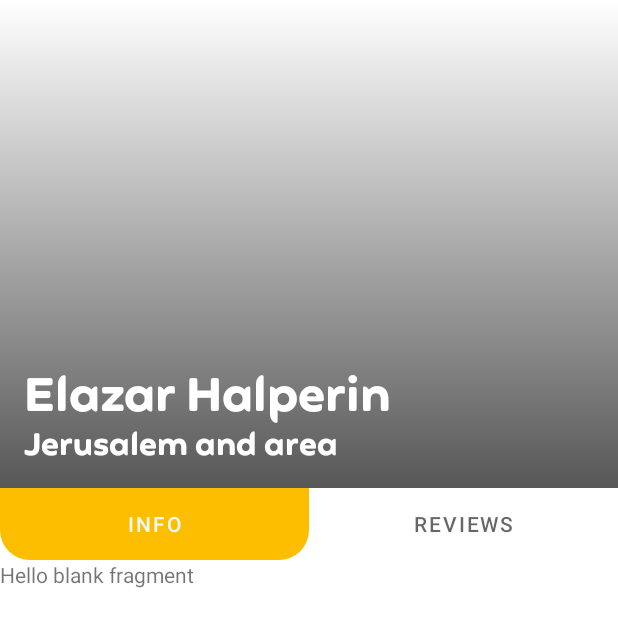
After one commit to Elazar-Halperin/Find-driving-teacher-application, an Android app: the TeacherProfileActivity screen opened directly, with no data from a screen before it, on a phone screen of 412 x 824 dp. The commit adds this screen. Shown: the top 627 px of the screen. Run offline under Robolectric (Android 15) with nearby library versions, the phone set to English and light mode, and no system bars; our stand-ins replace sdp/ssp sizes.

Commit message:
project is change

```diff
--- /dev/null
+++ b/app/src/main/java/com/elazarhalperin/fluentify/activities/TeacherProfileActivity.java
@@ -0,0 +1,60 @@
+package com.elazarhalperin.fluentify.activities;
+
+import androidx.appcompat.app.AppCompatActivity;
+import androidx.fragment.app.FragmentManager;
+import androidx.viewpager2.widget.ViewPager2;
+
+import android.os.Bundle;
+
+import com.elazarhalperin.fluentify.R;
+import com.elazarhalperin.fluentify.fragments.TeacherInfoFragment;
+import com.elazarhalperin.fluentify.helpers.TeachersFragmentAdapter;
+import com.google.android.material.tabs.TabLayout;
+
+public class TeacherProfileActivity extends AppCompatActivity {
+    TabLayout tabLayout;
+    ViewPager2 viewPager;
+    TeachersFragmentAdapter fragmentAdapter;
+
+    @Override
+    protected void onCreate(Bundle savedInstanceState) {
+        super.onCreate(savedInstanceState);
+        setContentView(R.layout.activity_teacher_profile);
+
+        tabLayout = findViewById(R.id.tabLayout );
+        viewPager = findViewById(R.id.viewPager);
+
+
+
+        FragmentManager fragmentManager = getSupportFragmentManager();
+        fragmentAdapter = new TeachersFragmentAdapter(fragmentManager, getLifecycle());
+        viewPager.setAdapter(fragmentAdapter);
+
+        tabLayout.addOnTabSelectedListener(new TabLayout.OnTabSelectedListener() {
+            @Override
+            public void onTabSelected(TabLayout.Tab tab) {
+                viewPager.setCurrentItem(tab.getPosition());
+            }
+
+            @Override
+            public void onTabUnselected(TabLayout.Tab tab) {
+
+            }
+
+            @Override
+            public void onTabReselected(TabLayout.Tab tab) {
+
+            }
+        });
+
+        viewPager.registerOnPageChangeCallback(new ViewPager2.OnPageChangeCallback() {
+            @Override
+            public void onPageSelected(int position) {
+                super.onPageSelected(position);
+                tabLayout.selectTab(tabLayout.getTabAt(position));
+            }
+        });
+
+
+    }
+}
--- /dev/null
+++ b/app/src/main/java/com/elazarhalperin/fluentify/fragments/TeacherInfoFragment.java
@@ -0,0 +1,66 @@
+package com.elazarhalperin.fluentify.fragments;
+
+import android.os.Bundle;
+
+import androidx.fragment.app.Fragment;
+
+import android.view.LayoutInflater;
+import android.view.View;
+import android.view.ViewGroup;
+
+import com.elazarhalperin.fluentify.R;
+
+/**
+ * A simple {@link Fragment} subclass.
+ * Use the {@link TeacherInfoFragment#newInstance} factory method to
+ * create an instance of this fragment.
+ */
+public class TeacherInfoFragment extends Fragment {
+
+    // TODO: Rename parameter arguments, choose names that match
+    // the fragment initialization parameters, e.g. ARG_ITEM_NUMBER
+    private static final String ARG_PARAM1 = "param1";
+    private static final String ARG_PARAM2 = "param2";
+
+    // TODO: Rename and change types of parameters
+    private String mParam1;
+    private String mParam2;
+
+    public TeacherInfoFragment() {
+        // Required empty public constructor
+    }
+
+    /**
+     * Use this factory method to create a new instance of
+     * this fragment using the provided parameters.
+     *
+     * @param param1 Parameter 1.
+     * @param param2 Parameter 2.
+     * @return A new instance of fragment TeacherInfoFragment.
+     */
+    // TODO: Rename and change types and number of parameters
+    public static TeacherInfoFragment newInstance(String param1, String param2) {
+        TeacherInfoFragment fragment = new TeacherInfoFragment();
+        Bundle args = new Bundle();
+        args.putString(ARG_PARAM1, param1);
+        args.putString(ARG_PARAM2, param2);
+        fragment.setArguments(args);
+        return fragment;
+    }
+
+    @Override
+    public void onCreate(Bundle savedInstanceState) {
+        super.onCreate(savedInstanceState);
+        if (getArguments() != null) {
+            mParam1 = getArguments().getString(ARG_PARAM1);
+            mParam2 = getArguments().getString(ARG_PARAM2);
+        }
+    }
+
+    @Override
+    public View onCreateView(LayoutInflater inflater, ViewGroup container,
+                             Bundle savedInstanceState) {
+        // Inflate the layout for this fragment
+        return inflater.inflate(R.layout.fragment_teacher_info, container, false);
+    }
+}
--- /dev/null
+++ b/app/src/main/java/com/elazarhalperin/fluentify/helpers/TeachersFragmentAdapter.java
@@ -0,0 +1,30 @@
+package com.elazarhalperin.fluentify.helpers;
+
+import androidx.annotation.NonNull;
+import androidx.fragment.app.Fragment;
+import androidx.fragment.app.FragmentManager;
+import androidx.lifecycle.Lifecycle;
+import androidx.viewpager2.adapter.FragmentStateAdapter;
+
+import com.elazarhalperin.fluentify.fragments.TeacherInfoFragment;
+import com.elazarhalperin.fluentify.fragments.TeacherReviewsFragment;
+
+public class TeachersFragmentAdapter extends FragmentStateAdapter {
+    public TeachersFragmentAdapter(@NonNull FragmentManager fragmentManager, @NonNull Lifecycle lifecycle) {
+        super(fragmentManager, lifecycle);
+    }
+
+    @NonNull
+    @Override
+    public Fragment createFragment(int position) {
+        if(position == 1)
+            return new TeacherReviewsFragment();
+
+        return new TeacherInfoFragment();
+    }
+
+    @Override
+    public int getItemCount() {
+        return 2;
+    }
+}
--- /dev/null
+++ b/app/src/main/res/drawable/backgound.xml
@@ -0,0 +1,13 @@
+<?xml version="1.0" encoding="utf-8"?>
+<selector xmlns:android="http://schemas.android.com/apk/res/android">
+
+    <item>
+        <shape>
+            <gradient android:endColor="#A8000000" android:startColor="#00FFFFFF"
+               android:angle="270" />
+            <stroke android:color="#696969" />
+            <padding android:left="2dp" android:top="3dp" android:right="2dp"
+                android:bottom="3dp" />
+        </shape>
+    </item>
+</selector>
--- /dev/null
+++ b/app/src/main/res/drawable/tab_indicator.xml
@@ -0,0 +1,8 @@
+<?xml version="1.0" encoding="utf-8"?>
+<shape xmlns:android="http://schemas.android.com/apk/res/android"
+    android:shape="rectangle">
+    <solid android:color="@color/blue_color"/>
+    <corners android:bottomLeftRadius="20dp"
+        android:bottomRightRadius="20dp"/>
+
+</shape>
--- /dev/null
+++ b/app/src/main/res/layout/activity_teacher_profile.xml
@@ -0,0 +1,87 @@
+<?xml version="1.0" encoding="utf-8"?>
+<LinearLayout xmlns:android="http://schemas.android.com/apk/res/android"
+    xmlns:app="http://schemas.android.com/apk/res-auto"
+    xmlns:tools="http://schemas.android.com/tools"
+    android:layout_width="match_parent"
+    android:layout_height="match_parent"
+    android:orientation="vertical"
+    tools:context=".activities.TeacherProfileActivity">
+
+    <ScrollView
+        android:layout_width="match_parent"
+        android:layout_height="match_parent"
+        android:scrollbarSize="0dp">
+        <LinearLayout
+            android:layout_width="match_parent"
+            android:layout_height="wrap_content"
+            android:orientation="vertical">
+            <FrameLayout
+                android:layout_width="match_parent"
+                android:layout_height="@dimen/_250sdp">
+                <ImageView
+                    android:id="@+id/imageView2"
+                    android:layout_width="match_parent"
+                    android:layout_height="match_parent"
+                    android:scaleType="centerCrop"
+                    tools:srcCompat="@drawable/cat" />
+                <LinearLayout
+                    android:layout_width="match_parent"
+                    android:layout_height="match_parent"
+                    android:background="@drawable/backgound"
+                    android:padding="16dp"
+                    android:orientation="vertical"
+                    android:gravity="bottom"
+                    android:translationZ="10dp">
+                    <TextView
+                        android:id="@+id/tv_driverName"
+                        android:layout_width="match_parent"
+                        android:layout_height="wrap_content"
+                        android:text="Elazar Halperin"
+                        android:textColor="@color/white"
+                        android:fontFamily="@font/feather_bold"
+                        android:textSize="@dimen/_24ssp" />
+                    <TextView
+                        android:id="@+id/tv_workArea"
+                        android:layout_width="match_parent"
+                        android:layout_height="wrap_content"
+                        android:text="Jerusalem and area"
+                        android:textColor="@color/white"
+                        android:fontFamily="@font/feather_bold"
+                        android:textSize="@dimen/_16ssp" />
+                </LinearLayout>
+            </FrameLayout>
+
+            <com.google.android.material.tabs.TabLayout
+                android:id="@+id/tabLayout"
+                android:layout_width="match_parent"
+                android:layout_height="wrap_content"
+                app:tabMode="fixed"
+                app:tabGravity="fill"
+                app:tabIndicatorGravity="stretch"
+                app:tabSelectedTextColor="@color/background_white"
+                app:tabIndicatorAnimationMode="linear"
+                app:tabIndicatorColor="@color/orange_color"
+                app:tabIndicator="@drawable/tab_indicator">
+                <com.google.android.material.tabs.TabItem
+                    android:layout_width="wrap_content"
+                    android:layout_height="wrap_content"
+                    android:background="@color/orange_color"
+                    android:text="Info" />
+                <com.google.android.material.tabs.TabItem
+                android:layout_width="wrap_content"
+                android:layout_height="wrap_content"
+                android:background="@color/orange_color"
+                android:text="Reviews" />
+
+            </com.google.android.material.tabs.TabLayout>
+            <androidx.viewpager2.widget.ViewPager2
+                android:id="@+id/viewPager"
+                android:layout_width="match_parent"
+                android:layout_height="match_parent"/>
+        </LinearLayout>
+
+    </ScrollView>
+
+
+
+</LinearLayout>
--- /dev/null
+++ b/app/src/main/res/layout/fragment_teacher_info.xml
@@ -0,0 +1,14 @@
+<?xml version="1.0" encoding="utf-8"?>
+<FrameLayout xmlns:android="http://schemas.android.com/apk/res/android"
+    xmlns:tools="http://schemas.android.com/tools"
+    android:layout_width="match_parent"
+    android:layout_height="match_parent"
+    tools:context=".fragments.TeacherInfoFragment">
+
+    <!-- TODO: Update blank fragment layout -->
+    <TextView
+        android:layout_width="match_parent"
+        android:layout_height="match_parent"
+        android:text="@string/hello_blank_fragment" />
+
+</FrameLayout>
--- a/app/src/main/res/values/strings.xml
+++ b/app/src/main/res/values/strings.xml
@@ -17,4 +17,5 @@
     <string name="unit">Unit</string>
     <string name="lesson">Lesson</string>
     <string name="settings">Settings</string>
+    <string name="your_profile">Your profile</string>
 </resources>
```
Also changed, not shown: app/src/main/AndroidManifest.xml (+7 -0 lines), app/src/main/java/com/elazarhalperin/fluentify/fragments/LearnFragment.java (+18 -43 lines), app/src/main/java/com/elazarhalperin/fluentify/fragments/TeacherReviewsFragment.java (added, +66 -0 lines), app/src/main/res/layout/activity_settings.xml (+13 -1 lines), app/src/main/res/layout/fragment_learn.xml (+1 -70 lines), app/src/main/res/layout/fragment_teacher_reviews.xml (added, +14 -0 lines), app/src/main/res/layout/lesson_layout.xml (deleted, +0 -38 lines), app/src/main/res/layout/unit_layout.xml (deleted, +0 -50 lines), app/src/main/res/drawable/cat.jpg (added).
